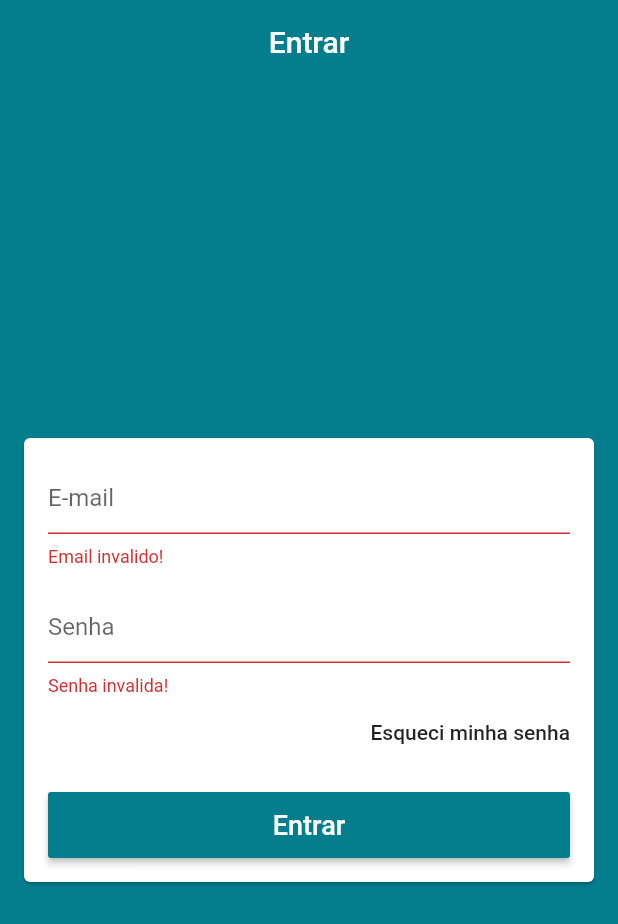
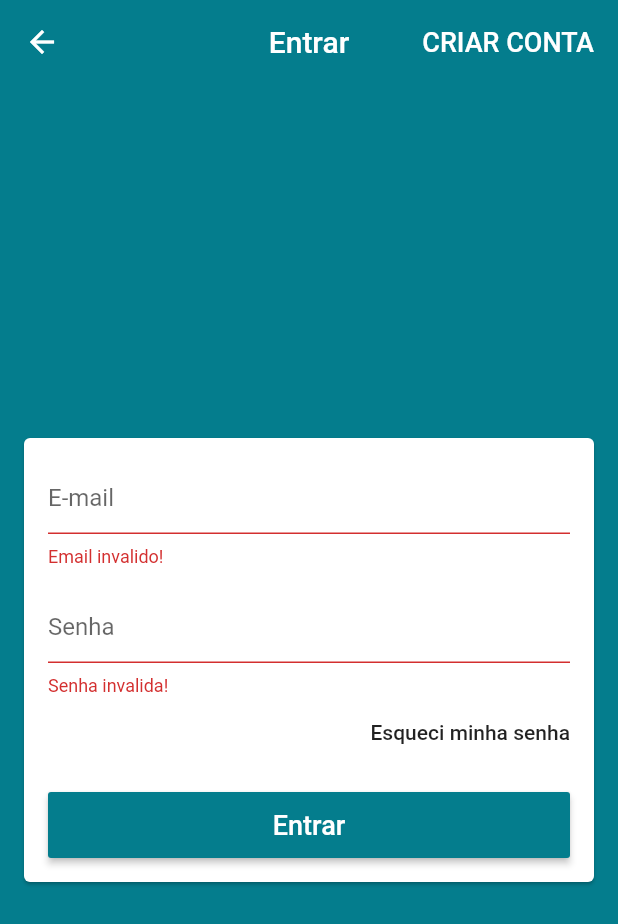
Before and after one commit to Garabriels3/Loja-Virtual-Flutter, a Flutter app: the screen it shows after launch, after a tap on "Entrar", on a phone screen of 412 x 824 dp. Shown: the top 924 px of the screen. Run offline on Flutter 3.47's test engine with Material 2 defaults, Android fonts, the phone set to English and light mode, and no system bars; our stand-ins replace firebase_auth, flutter_mobx, mobx; accounts and stored records are empty; generated files the repository leaves out were written again.

Commit message:
add register screen and implements

```diff
--- a/lib/App/market_place_app.dart
+++ b/lib/App/market_place_app.dart
@@ -1,7 +1,10 @@
 import 'package:flutter/material.dart';
 import 'package:loja_virtual/ui/base/base_page.dart';
 import 'package:loja_virtual/ui/base/base_viewmodel.dart';
+import 'package:loja_virtual/ui/login/login_page.dart';
 import 'package:loja_virtual/ui/login/login_viewmodel.dart';
+import 'package:loja_virtual/ui/signUp/sign_up_page.dart';
+import 'package:loja_virtual/ui/signUp/sign_up_viewmodel.dart';
 import 'package:provider/provider.dart';
 
 class MarketPlaceApp extends StatelessWidget {
@@ -11,6 +14,8 @@ class MarketPlaceApp extends StatelessWidget {
       providers: [
         Provider<BaseScreenViewModel>(create: (_) => BaseScreenViewModel()),
         Provider<LoginViewModel>(create: (_) => LoginViewModel()),
+        Provider<SignUpViewModel>(create: (_) => SignUpViewModel()),
+        Provider(create: (_) => LoginViewModel().getCurrentUser()),
       ],
       child: MaterialApp(
         debugShowCheckedModeBanner: false,
@@ -21,7 +26,18 @@ class MarketPlaceApp extends StatelessWidget {
           appBarTheme: AppBarTheme(elevation: 0),
           visualDensity: VisualDensity.adaptivePlatformDensity,
         ),
-        home: BaseScreen(),
+        initialRoute: '/base',
+        onGenerateRoute: (settings) {
+          switch (settings.name) {
+            case '/signUp':
+              return MaterialPageRoute(builder: (_) => SignUpPage());
+            case '/login':
+              return MaterialPageRoute(builder: (_) => LoginPage());
+            case '/base':
+            default:
+              return MaterialPageRoute(builder: (_) => BaseScreen());
+          }
+        },
       ),
     );
   }
--- a/lib/core/strings.dart
+++ b/lib/core/strings.dart
@@ -6,6 +6,11 @@ const PASS_HINT_TEXT = "Senha";
 const FORGOT_PASS = "Esqueci minha senha";
 const EIGHT_LENGTH = 8;
 const LOGIN_BUTTON_LABEL = "Entrar";
+const REGISTER_BUTTON_LABEL = "CRIAR CONTA";
+
+//Register Strings
+const REGISTER_BAR_TITLE = "Criar Conta";
+const REGISTER_BUTTON_TITLE = "REGISTRAR";
 
 //Base Strings
 const HOME_LABEL = "Home";
--- a/lib/models/user.dart
+++ b/lib/models/user.dart
@@ -1,6 +1,8 @@
 class User {
-  User({this.email, this.password});
+  User({this.name, this.email, this.password, this.passwordConfirmation});
 
+  String name;
   String email;
   String password;
+  String passwordConfirmation;
 }
--- a/lib/service/firebaseAuth/firebase_auth_I.dart
+++ b/lib/service/firebaseAuth/firebase_auth_I.dart
@@ -4,11 +4,11 @@ import 'package:loja_virtual/models/user.dart';
 abstract class FirebaseAuthI {
   Future<VoidResult> signIn({User userRequest});
 
-  Future<void> signUp({User user, Function onFail, Function onSuccess});
+  Future<VoidResult> signUp({User userRequest});
 
   Future<void> resetPassword(String email);
 
-  Future<String> getCurrentUser();
+  Future<void> getCurrentUser({Function onFail, Function onSuccess});
 
   Future<void> sendEmailVerification();
 
--- a/lib/ui/base/base_viewmodel.dart
+++ b/lib/ui/base/base_viewmodel.dart
@@ -8,13 +8,14 @@ abstract class _BaseScreenViewModelBase with Store {
 
   PageController pageController = PageController();
 
+  int get page => _page;
   @observable
-  int page;
+  int _page = 0;
 
   @action
   void setPage(int value) {
     if (value == page) return;
-    page = value;
+    _page = value;
     pageController.jumpToPage(page);
   }
 }
--- a/lib/ui/login/login_page.dart
+++ b/lib/ui/login/login_page.dart
@@ -1,4 +1,5 @@
 import 'package:flutter/material.dart';
+import 'package:flutter_mobx/flutter_mobx.dart';
 import 'package:loja_virtual/core/dimens.dart';
 import 'package:loja_virtual/core/strings.dart';
 import 'package:loja_virtual/helpers/validators.dart';
@@ -21,6 +22,17 @@ class LoginPage extends StatelessWidget {
       appBar: AppBar(
         title: Text(LOGIN_BUTTON_LABEL),
         centerTitle: true,
+        actions: [
+          FlatButton(
+            onPressed: () {
+              Navigator.of(context).popAndPushNamed('/signUp');
+            },
+            child: Text(
+              REGISTER_BUTTON_LABEL,
+              style: TextStyle(color: Colors.white, fontSize: eighteen),
+            ),
+          ),
+        ],
       ),
       body: Center(
         child: Card(
@@ -31,11 +43,13 @@ class LoginPage extends StatelessWidget {
               padding: EdgeInsets.all(sixteen),
               shrinkWrap: true,
               children: [
-                TextFormField(
+                Observer(builder: (_) {
+                  return TextFormField(
                     controller: emailController,
                     onChanged: (email) => viewmodel.changeEmail(email),
                     decoration: InputDecoration(hintText: EMAIL_HINT_TEXT),
                     keyboardType: TextInputType.emailAddress,
+                    enabled: !viewmodel.loading,
                     autocorrect: false,
                     validator: (email) {
                       if (!emailIsValid(email)) {
@@ -43,15 +57,18 @@ class LoginPage extends StatelessWidget {
                       }
                       return null;
                     },
-                ),
+                  );
+                }),
                 SizedBox(
                   height: sixteen,
                 ),
-                TextFormField(
+                Observer(builder: (_) {
+                  return TextFormField(
                     controller: passController,
                     onChanged: (pass) => viewmodel.changePassword(pass),
                     decoration: InputDecoration(hintText: PASS_HINT_TEXT),
                     keyboardType: TextInputType.text,
+                    enabled: !viewmodel.loading,
                     autocorrect: false,
                     obscureText: true,
                     validator: (pass) {
@@ -61,7 +78,8 @@ class LoginPage extends StatelessWidget {
                         return null;
                       }
                     },
-                ),
+                  );
+                }),
                 Align(
                   alignment: Alignment.centerRight,
                   child: FlatButton(
@@ -75,27 +93,41 @@ class LoginPage extends StatelessWidget {
                 ),
                 SizedBox(
                   height: fortyFour,
-                  child: RaisedButton(
-                    onPressed: () {
+                  child: Observer(
+                    builder: (_) {
+                      return RaisedButton(
+                        onPressed: viewmodel.loading
+                            ? null
+                            : () {
                                 if (formKey.currentState.validate()) {
-                        viewmodel.signUser(onFail: (e) {
-                          scaffoldKey.currentState.showSnackBar(SnackBar(
+                                  viewmodel.signUser(
+                                      onFail: (e) {
+                                        scaffoldKey.currentState
+                                            .showSnackBar(SnackBar(
                                           content: Text("Falha ao entrar: $e"),
                                           backgroundColor: Colors.red,
                                         ));
-                        }, onSuccess: (uid) {
-                          debugPrint(uid);
-                        });
+                                      },
+                                      onSuccess: (uid) {});
                                 }
                               },
-                    child: Text(
+                        child: viewmodel.loading
+                            ? CircularProgressIndicator(
+                                valueColor:
+                                    AlwaysStoppedAnimation(Colors.white),
+                              )
+                            : Text(
                                 LOGIN_BUTTON_LABEL,
                                 style: TextStyle(fontSize: eighteen),
                               ),
                         color: Theme.of(context).primaryColor,
+                        disabledColor:
+                            Theme.of(context).primaryColor.withAlpha(100),
                         textColor: Colors.white,
+                      );
+                    },
                   ),
-                )
+                ),
               ],
             ),
           ),
```
Also changed, not shown: lib/service/firebaseAuth/firebase_auth_impl.dart (+20 -10 lines), lib/ui/login/login_viewmodel.dart (+34 -7 lines), lib/ui/signUp/sign_up_page.dart (added, +156 -0 lines), lib/ui/signUp/sign_up_viewmodel.dart (added, +77 -0 lines), lib/ui/base/base_viewmodel.g.dart, lib/ui/login/login_viewmodel.g.dart, lib/ui/signUp/sign_up_viewmodel.g.dart (added). Lines whose indentation alone changed are shown as unchanged.
